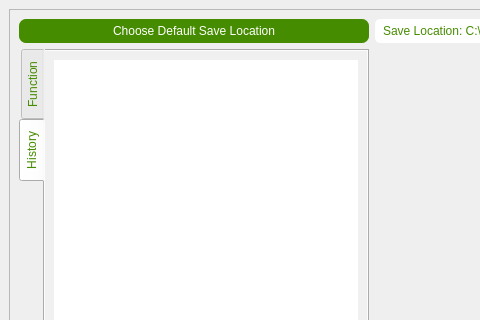
Before: the Qt Designer form ui_files/graph_layout.ui in Josh-ee/GraphingUI, drawn with Qt 5; both pictures show x 0 to 480 and y 0 to 320 of the 1038 by 769 pixel window.
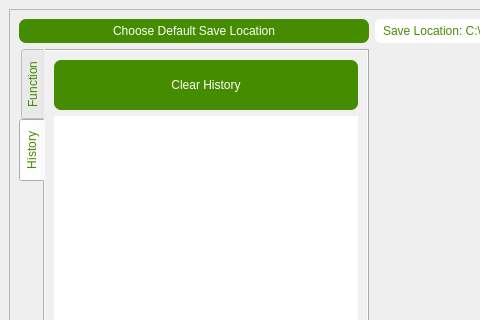
After: the same form once the commit is applied. The open tabs and pages were chosen to show the change.

Commit message:
Added error pop up
Added error pop up
Let user input ^ for **
Added clear History Button

Diff of the .ui file:
```diff
--- a/ui_files/graph_layout.ui
+++ b/ui_files/graph_layout.ui
@@ -548,7 +548,7 @@
            <string>History</string>
           </attribute>
           <layout class="QGridLayout" name="gridLayout_4">
-           <item row="0" column="0">
+           <item row="1" column="0">
             <widget class="QTextEdit" name="historyTextEdit">
              <property name="styleSheet">
               <string notr="true">background-color: rgb(255, 255, 255);
@@ -556,6 +556,40 @@
              </property>
             </widget>
            </item>
+           <item row="0" column="0">
+            <widget class="QPushButton" name="clearHistoryButton">
+             <property name="sizePolicy">
+              <sizepolicy hsizetype="Expanding" vsizetype="Fixed">
+               <horstretch>0</horstretch>
+               <verstretch>0</verstretch>
+              </sizepolicy>
+             </property>
+             <property name="minimumSize">
+              <size>
+               <width>0</width>
+               <height>50</height>
+              </size>
+             </property>
+             <property name="styleSheet">
+              <string notr="true">QPushButton{
+	background-color: rgb(70, 140, 0);
+	color: rgb(255, 255, 255);
+	font: 12 15pt &quot;Segoe UI Semibold&quot;;
+}
+QPushButton:hover{
+	background-color: rgb(85, 150, 100);
+}
+
+QPushButton:pressed{
+	background-color: rgb(86, 91, 89);
+}
+</string>
+             </property>
+             <property name="text">
+              <string>Clear History</string>
+             </property>
+            </widget>
+           </item>
           </layout>
          </widget>
         </widget>
```
Left out of the diff: 9 changed lines with no effect on the pictures. The commit also changes 1 other file.
